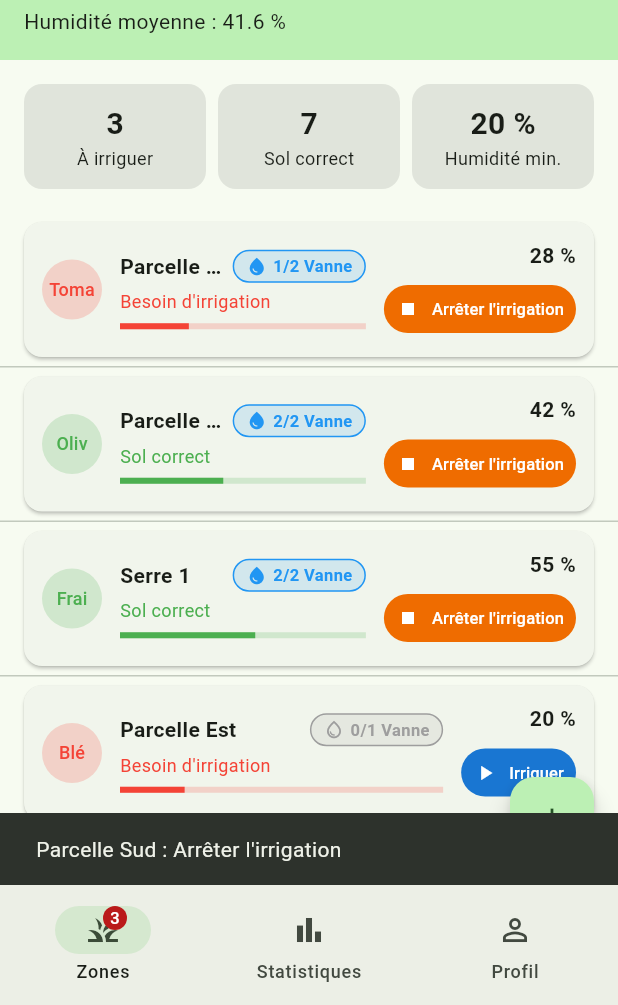
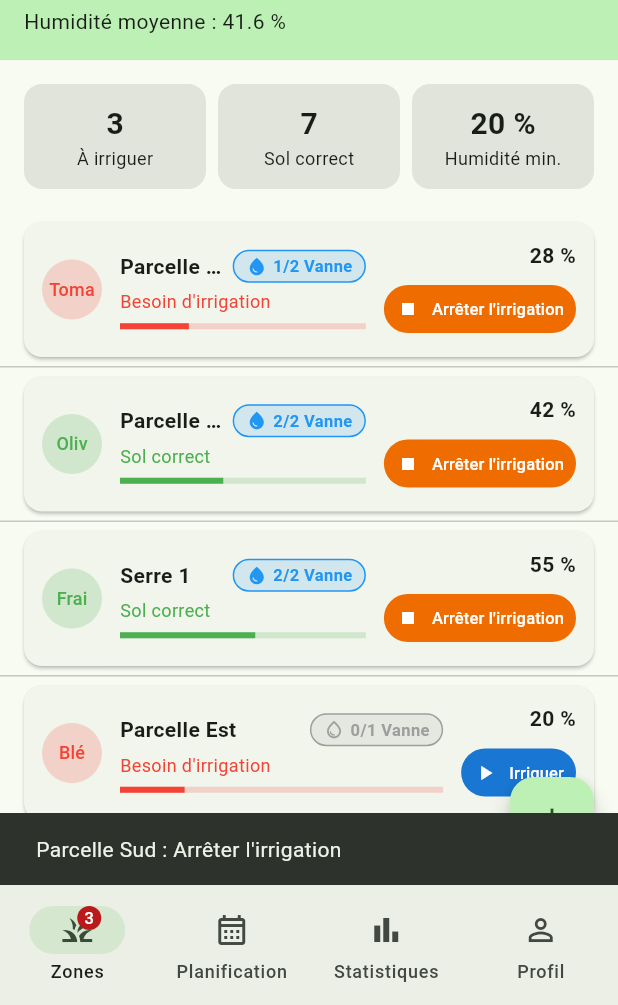
Before and after one commit to GmatiAyoub/AgriSmart, a Flutter app: the screen it shows once a user with an empty profile is signed in, after a tap on "Irriguer", on a phone screen of 412 x 824 dp, the part 231-1236 px from its top. Run offline on Flutter 3.47's test engine with Material 3 defaults, Android fonts, the phone set to English and light mode, and no system bars; our stand-ins replace firebase_auth, firebase_core, image_picker, shared_preferences; missing offline and left inert: google_mlkit_image_labeling, google_mlkit_translation; accounts and stored records are empty; network calls fail.

Commit message:
integration of planification system into the main app files.

```diff
--- a/lib/main.dart
+++ b/lib/main.dart
@@ -8,6 +8,7 @@ import 'package:agrismart/firebase_options.dart';
 import 'package:agrismart/providers/auth_provider.dart';
 import 'package:agrismart/providers/reglages_provider.dart';
 import 'package:agrismart/providers/zones_provider.dart';
+import 'package:agrismart/providers/planification_provider.dart';
 import 'package:agrismart/providers/traduction_provider.dart';
 import 'package:agrismart/screens/auth_gate.dart';
 import 'package:agrismart/services/auth_locale_service.dart';
@@ -45,6 +46,17 @@ Future<void> main() async {
         ChangeNotifierProvider(
           create: (context) => ZonesProvider(prefs, context.read<AuthProvider>()),
         ),
+        ChangeNotifierProxyProvider<ZonesProvider, PlanificationProvider>(
+          create: (context) => PlanificationProvider(
+            prefs,
+            context.read<AuthProvider>(),
+            zonesProvider: context.read<ZonesProvider>(),
+          ),
+          update: (context, zonesProvider, planificationProvider) {
+            planificationProvider?.mettreAJourZonesProvider(zonesProvider);
+            return planificationProvider!;
+          },
+        ),
         ChangeNotifierProvider(create: (_) => MeteoProvider(prefs)..charger()),
         ChangeNotifierProvider(
           create: (_) => TraductionProvider(traductionService)
--- a/lib/providers/traduction_provider.dart
+++ b/lib/providers/traduction_provider.dart
@@ -206,8 +206,25 @@ class TraductionProvider extends ChangeNotifier {
     'seuilPercent': "Seuil d'irrigation (%)",
     'enregistrer': 'Enregistrer',
 
-    // Stockage local / thème / cache météo
-    'theme': 'Thème',
+    // Planification Irrigation
+    'planification': 'Planification',
+    'planifications': 'Planification de l\'irrigation',
+    'nouvellePlanification': 'Nouvelle planification',
+    'modifierPlanification': 'Modifier la planification',
+    'supprimerPlanification': 'Supprimer la planification ?',
+    'choisirParcelle': 'Choisir une parcelle',
+    'dateHeure': 'Date et Heure',
+    'dureeMinutes': 'Durée (en minutes)',
+    'repetition': 'Répétition',
+    'uneFois': 'Une seule fois',
+    'quotidienne': 'Quotidienne (chaque jour)',
+    'hebdomadaire': 'Hebdomadaire (chaque semaine)',
+    'aucunePlanification': 'Aucune planification pour le moment',
+    'planificationAjoutee': 'Planification ajoutée',
+    'planificationModifiee': 'Planification modifiée',
+    'planificationSupprimee': 'Planification supprimée',
+    'prochaineIrrigation': 'Prochaine irrigation',
+    'actives': 'actives',
     'themeSysteme': 'Système',
     'themeClair': 'Clair',
     'themeSombre': 'Sombre',
@@ -363,8 +380,25 @@ class TraductionProvider extends ChangeNotifier {
     'seuilPercent': 'عتبة الري (%)',
     'enregistrer': 'حفظ',
 
-    // Stockage local / thème / cache météo
-    'theme': 'المظهر',
+    // Planification Irrigation
+    'planification': 'البرمجة',
+    'planifications': 'برمجة الري',
+    'nouvellePlanification': 'برمجة جديدة',
+    'modifierPlanification': 'تعديل البرمجة',
+    'supprimerPlanification': 'حذف البرمجة؟',
+    'choisirParcelle': 'اختر قطعة أرض',
+    'dateHeure': 'التاريخ والوقت',
+    'dureeMinutes': 'المدة (بالدقائق)',
+    'repetition': 'التكرار',
+    'uneFois': 'مرة واحدة',
+    'quotidienne': 'يومياً (كل يوم)',
+    'hebdomadaire': 'أسبوعياً (كل أسبوع)',
+    'aucunePlanification': 'لا توجد برمجة حالياً',
+    'planificationAjoutee': 'تمت إضافة البرمجة',
+    'planificationModifiee': 'تم تعديل البرمجة',
+    'planificationSupprimee': 'تم حذف البرمجة',
+    'prochaineIrrigation': 'الري القادم',
+    'actives': 'نشطة',
     'themeSysteme': 'النظام',
     'themeClair': 'فاتح',
     'themeSombre': 'داكن',
--- a/lib/screens/app_shell.dart
+++ b/lib/screens/app_shell.dart
@@ -2,6 +2,7 @@ import 'package:flutter/material.dart';
 import 'package:provider/provider.dart';
 import 'package:agrismart/providers/zones_provider.dart';
 import 'package:agrismart/providers/traduction_provider.dart';
+import 'package:agrismart/screens/planification_page.dart';
 import 'package:agrismart/screens/profil_page.dart';
 import 'package:agrismart/screens/statistiques_page.dart';
 import 'package:agrismart/screens/zones_page.dart';
@@ -27,6 +28,7 @@ class _AppShellState extends State<AppShell> {
         index: _onglet,
         children: const [
           ZonesPage(),
+          PlanificationPage(),
           StatistiquesPage(),
           ProfilPage(),
         ],
@@ -53,6 +55,11 @@ class _AppShellState extends State<AppShell> {
             label: traduction.tr('zones'),
           ),
           NavigationDestination(
+            icon: const Icon(Icons.calendar_month_outlined),
+            selectedIcon: const Icon(Icons.calendar_month),
+            label: traduction.tr('planification'),
+          ),
+          NavigationDestination(
             icon: const Icon(Icons.bar_chart_outlined),
             selectedIcon: const Icon(Icons.bar_chart),
             label: traduction.tr('statistiques'),
--- a/lib/screens/zone_detail_page.dart
+++ b/lib/screens/zone_detail_page.dart
@@ -94,9 +94,11 @@ class ZoneDetailPage extends StatelessWidget {
     final zonesProvider = context.watch<ZonesProvider>();
     final traduction = context.watch<TraductionProvider>();
 
-    // Retrouver la zone à jour dans le provider
+    // Retrouver la zone à jour dans le provider (en évitant null == null pour l'index 0)
     final zoneActuelle = zonesProvider.zones.firstWhere(
-      (z) => z.id == zone.id || z.nom == zone.nom,
+      (z) =>
+          (z.id != null && zone.id != null && z.id == zone.id) ||
+          (z.nom.trim().toLowerCase() == zone.nom.trim().toLowerCase()),
       orElse: () => zone,
     );
 
```
Also changed, not shown: 1 other file.
